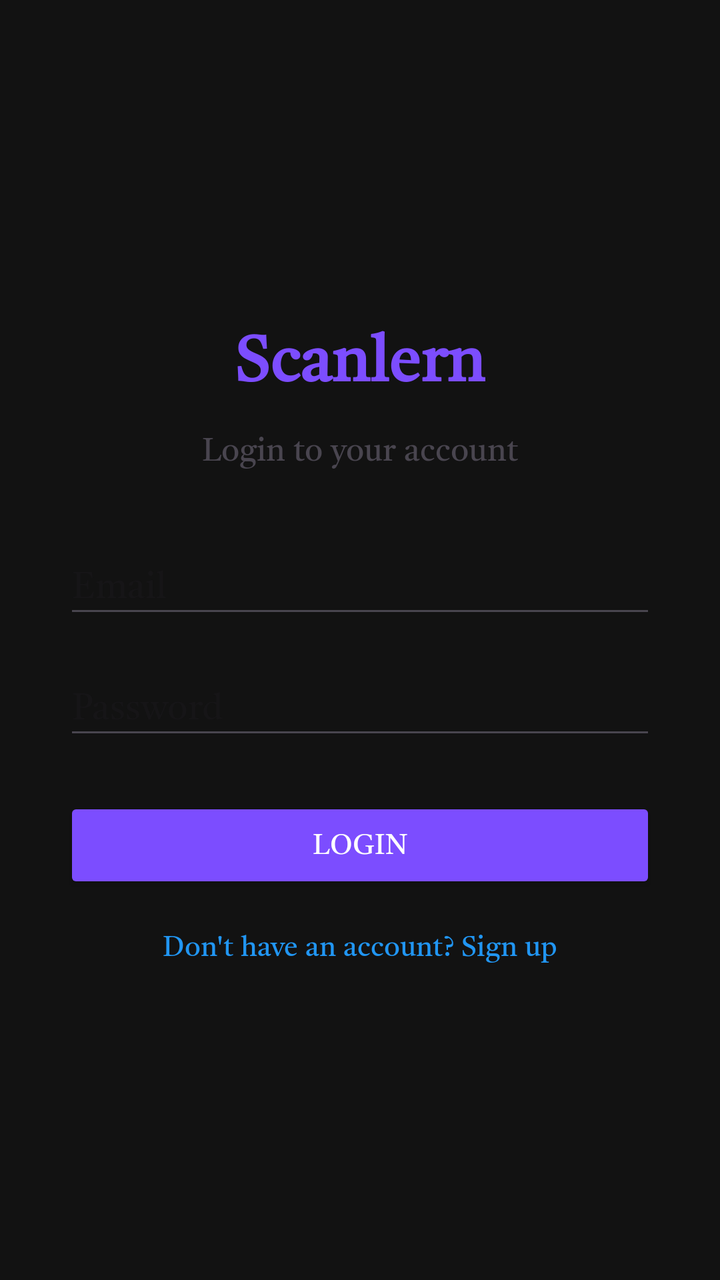
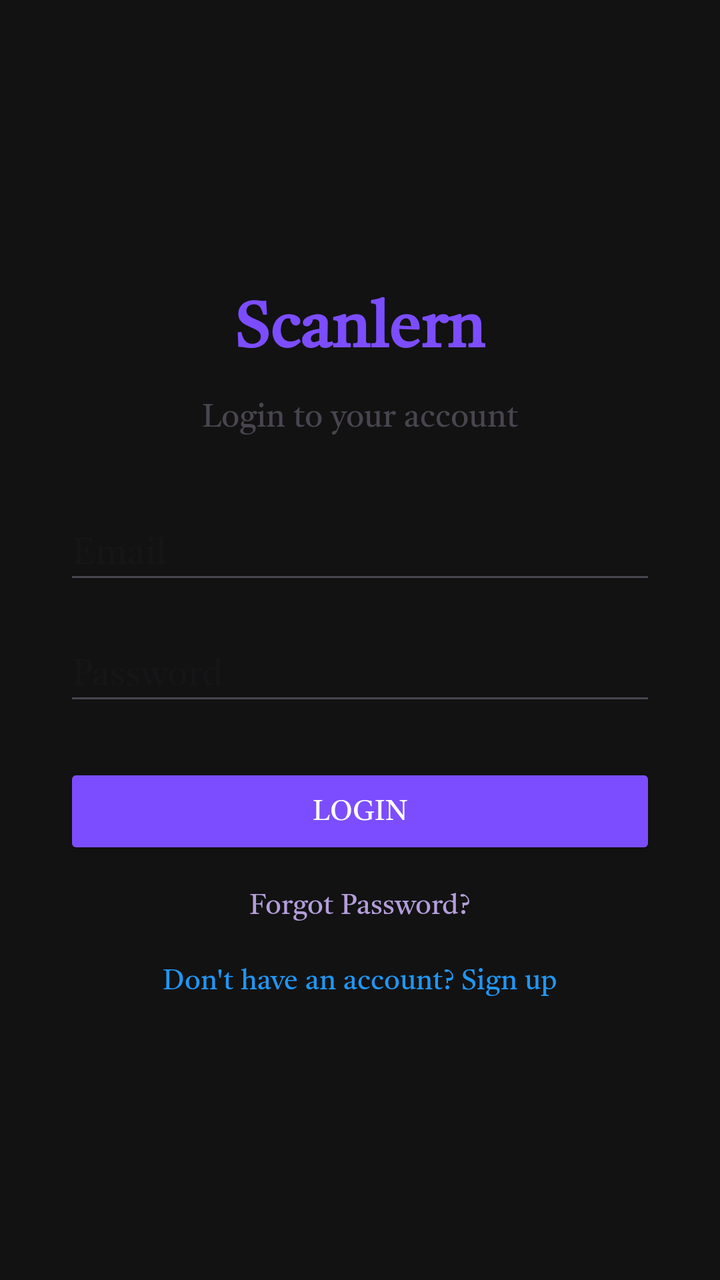

Compare the two renders of this Android layout. The source of the first and the diff that turns it into the second are given below.
<!-- AndroidManifest.xml: application theme Theme.Scanlern -->
<!-- res/layout/activity_main.xml -->
<?xml version="1.0" encoding="utf-8"?>
<LinearLayout xmlns:android="http://schemas.android.com/apk/res/android"
    xmlns:tools="http://schemas.android.com/tools"
    android:layout_width="match_parent"
    android:layout_height="match_parent"
    android:orientation="vertical"
    android:gravity="center"
    android:padding="32dp"
    tools:context=".MainActivity">

    <TextView
        android:id="@+id/tvTitle"
        android:layout_width="wrap_content"
        android:layout_height="wrap_content"
        android:text="Scanlern"
        android:textSize="32sp"
        android:textStyle="bold"
        android:textColor="@color/primary"
        android:layout_marginBottom="8dp" />

    <TextView
        android:layout_width="wrap_content"
        android:layout_height="wrap_content"
        android:text="Login to your account"
        android:textSize="16sp"
        android:layout_marginBottom="32dp" />

    <EditText
        android:id="@+id/etEmail"
        android:layout_width="match_parent"
        android:layout_height="wrap_content"
        android:hint="Email"
        android:inputType="textEmailAddress"
        android:layout_marginBottom="16dp" />

    <EditText
        android:id="@+id/etPassword"
        android:layout_width="match_parent"
        android:layout_height="wrap_content"
        android:hint="Password"
        android:inputType="textPassword"
        android:layout_marginBottom="24dp" />

    <Button
        android:id="@+id/btnLogin"
        android:layout_width="match_parent"
        android:layout_height="wrap_content"
        android:text="Login"
        android:backgroundTint="@color/primary"
        android:textColor="@color/white" />

    <TextView
        android:id="@+id/tvSignup"
        android:layout_width="wrap_content"
        android:layout_height="wrap_content"
        android:text="Don't have an account? Sign up"
        android:textColor="#2196F3"
        android:layout_marginTop="16dp"
        android:clickable="true"
        android:focusable="true" />

</LinearLayout>
<!-- resources referenced by this layout -->
<resources>
  <color name="primary">#7C4DFF</color>
  <color name="white">#FFFFFFFF</color>
  <style name="Theme.Scanlern" parent="Base.Theme.Scanlern" />
  <style name="Base.Theme.Scanlern" parent="Theme.Material3.DayNight.NoActionBar">
          <item name="colorPrimary">@color/primary</item>
          <item name="colorPrimaryDark">@color/primary_dark</item>
          <item name="colorAccent">@color/primary_light</item>
          <item name="android:colorBackground">@color/background_dark</item>
          <item name="android:statusBarColor">@color/background_dark</item>
          <item name="android:windowLightStatusBar">false</item>
          <item name="android:fontFamily">@font/poppins_family</item>
          <item name="fontFamily">@font/poppins_family</item>
      </style>
  <color name="primary_dark">#5E35B1</color>
  <color name="primary_light">#B39DDB</color>
  <color name="background_dark">#121212</color>
</resources>

<!-- the commit's change to res/layout/activity_main.xml (unified diff, before → after) -->
@@ -50,6 +50,17 @@
         android:textColor="@color/white" />
 
     <TextView
+        android:id="@+id/tvForgotPassword"
+        android:layout_width="wrap_content"
+        android:layout_height="wrap_content"
+        android:text="Forgot Password?"
+        android:textColor="@color/primary_light"
+        android:layout_marginTop="12dp"
+        android:layout_gravity="center_horizontal"
+        android:clickable="true"
+        android:focusable="true" />
+
+    <TextView
         android:id="@+id/tvSignup"
         android:layout_width="wrap_content"
         android:layout_height="wrap_content"
<!-- resource entries referenced after the edit -->
@@ -1,6 +1,7 @@
 <!-- resources referenced by this layout -->
 <resources>
   <color name="primary">#7C4DFF</color>
+  <color name="primary_light">#B39DDB</color>
   <color name="white">#FFFFFFFF</color>
   <style name="Theme.Scanlern" parent="Base.Theme.Scanlern" />
   <style name="Base.Theme.Scanlern" parent="Theme.Material3.DayNight.NoActionBar">
@@ -14,7 +15,6 @@
           <item name="fontFamily">@font/poppins_family</item>
       </style>
   <color name="primary_dark">#5E35B1</color>
-  <color name="primary_light">#B39DDB</color>
   <color name="background_dark">#121212</color>
 </resources>
 
